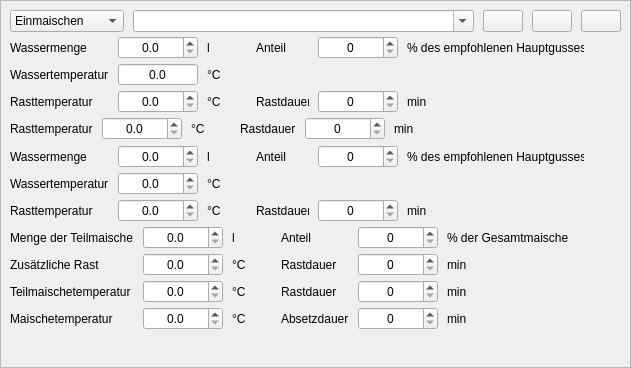
This is kleiner-brauhelfer/widgets/wdgrast.ui in kleiner-brauhelfer/kleiner-brauhelfer-2 as Qt 5 draws it before an edit. The edited form follows.
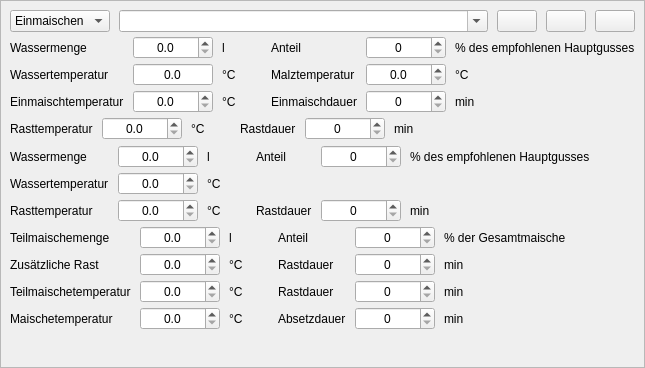
This is the edited form. Icons and pictures are not drawn. Custom widgets are drawn as their Qt base class.

Diff of the .ui file:
```diff
--- a/kleiner-brauhelfer/widgets/wdgrast.ui
+++ b/kleiner-brauhelfer/widgets/wdgrast.ui
@@ -49,12 +49,12 @@
           </item>
           <item>
            <property name="text">
-            <string>Temperaturrast</string>
+            <string>Aufheizen</string>
            </property>
           </item>
           <item>
            <property name="text">
-            <string>Wasserinfusion</string>
+            <string>Zubrühen</string>
            </property>
           </item>
           <item>
@@ -161,20 +161,14 @@
          <item row="2" column="0">
           <widget class="QLabel" name="label_25">
            <property name="text">
-            <string>Rasttemperatur</string>
+            <string>Einmaischtemperatur</string>
            </property>
           </widget>
          </item>
          <item row="2" column="3">
           <widget class="QLabel" name="label_27">
-           <property name="minimumSize">
-            <size>
-             <width>30</width>
-             <height>0</height>
-            </size>
-           </property>
            <property name="text">
-            <string>Rastdauer</string>
+            <string>Einmaischdauer</string>
            </property>
           </widget>
          </item>
@@ -258,7 +252,7 @@
           </widget>
          </item>
          <item row="1" column="1">
-          <widget class="DoubleSpinBox" name="tbEinmaischTempEinmaischen">
+          <widget class="DoubleSpinBox" name="tbWasserTempEinmaischen">
            <property name="alignment">
             <set>Qt::AlignCenter</set>
            </property>
@@ -275,12 +269,6 @@
          </item>
          <item row="0" column="5">
           <widget class="QLabel" name="label_38">
-           <property name="minimumSize">
-            <size>
-             <width>40</width>
-             <height>0</height>
-            </size>
-           </property>
            <property name="text">
             <string>% des empfohlenen Hauptgusses</string>
            </property>
@@ -308,6 +296,30 @@
            </property>
           </widget>
          </item>
+         <item row="1" column="3">
+          <widget class="QLabel" name="label_41">
+           <property name="text">
+            <string>Malztemperatur</string>
+           </property>
+          </widget>
+         </item>
+         <item row="1" column="5">
+          <widget class="QLabel" name="label_42">
+           <property name="text">
+            <string>°C</string>
+           </property>
+          </widget>
+         </item>
+         <item row="1" column="4">
+          <widget class="DoubleSpinBox" name="tbMalzTempEinmaischen">
+           <property name="alignment">
+            <set>Qt::AlignCenter</set>
+           </property>
+           <property name="decimals">
+            <number>1</number>
+           </property>
+          </widget>
+         </item>
         </layout>
        </widget>
       </item>
@@ -398,12 +410,6 @@
          </item>
          <item row="0" column="3">
           <widget class="QLabel" name="label_4">
-           <property name="minimumSize">
-            <size>
-             <width>30</width>
-             <height>0</height>
-            </size>
-           </property>
            <property name="text">
             <string>Rastdauer</string>
            </property>
@@ -462,12 +468,6 @@
          </item>
          <item row="2" column="4">
           <widget class="QLabel" name="label_9">
-           <property name="minimumSize">
-            <size>
-             <width>30</width>
-             <height>0</height>
-            </size>
-           </property>
            <property name="text">
             <string>Rastdauer</string>
            </property>
@@ -593,12 +593,6 @@
          </item>
          <item row="0" column="6">
           <widget class="QLabel" name="label_39">
-           <property name="minimumSize">
-            <size>
-             <width>40</width>
-             <height>0</height>
-            </size>
-           </property>
            <property name="text">
             <string>% des empfohlenen Hauptgusses</string>
            </property>
@@ -658,7 +652,7 @@
          <item row="0" column="0">
           <widget class="QLabel" name="label_12">
            <property name="text">
-            <string>Menge der Teilmaische</string>
+            <string>Teilmaischemenge</string>
            </property>
           </widget>
          </item>
@@ -685,12 +679,6 @@
          </item>
          <item row="2" column="4">
           <widget class="QLabel" name="label_23">
-           <property name="minimumSize">
-            <size>
-             <width>30</width>
-             <height>0</height>
-            </size>
-           </property>
            <property name="text">
             <string>Rastdauer</string>
            </property>
@@ -783,12 +771,6 @@
          </item>
          <item row="3" column="4">
           <widget class="QLabel" name="label_16">
-           <property name="minimumSize">
-            <size>
-             <width>30</width>
-             <height>0</height>
-            </size>
-           </property>
            <property name="text">
             <string>Absetzdauer</string>
            </property>
@@ -835,12 +817,6 @@
          </item>
          <item row="0" column="6">
           <widget class="QLabel" name="label_40">
-           <property name="minimumSize">
-            <size>
-             <width>40</width>
-             <height>0</height>
-            </size>
-           </property>
            <property name="text">
             <string>% der Gesamtmaische</string>
            </property>
```
